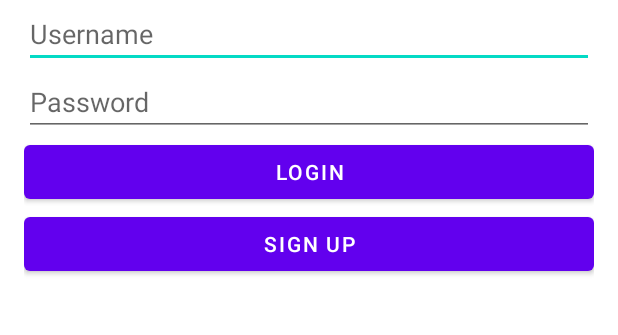
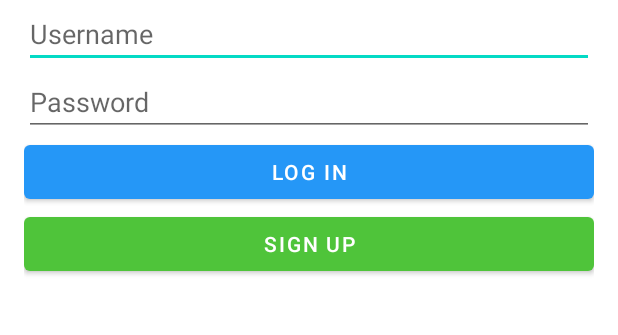
Before and after one commit to DangoPie/Instagram, an Android app: the screen it shows after launch (LoginActivity), on a phone screen of 412 x 824 dp, the part 558-893 px from its top. Run offline under Robolectric (Android 15) with nearby library versions, the phone set to English and light mode, and no system bars; libraries missing offline, so code that uses them is left out: com.parse; 3 statements that could not run were skipped.

Commit message:
Updated UI

```diff
--- a/app/src/main/res/layout/activity_login.xml
+++ b/app/src/main/res/layout/activity_login.xml
@@ -38,12 +38,14 @@
         android:id="@+id/btnLogin"
         android:layout_width="match_parent"
         android:layout_height="wrap_content"
-        android:text="Login" />
+        app:backgroundTint ="#2597f7"
+        android:text="Log In" />
 
     <Button
         android:id="@+id/btnSignup"
         android:layout_width="match_parent"
         android:layout_height="wrap_content"
+        app:backgroundTint ="#4fc43a"
         android:insetRight="0dp"
         android:text="Sign Up" />
 </LinearLayout>
```
